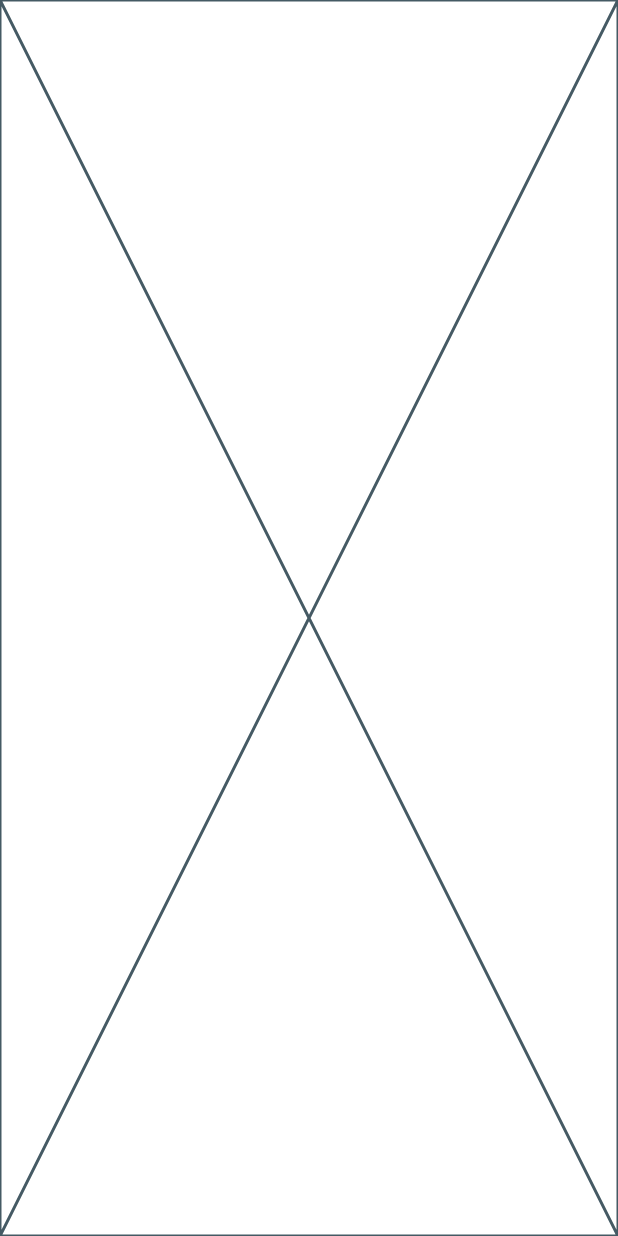
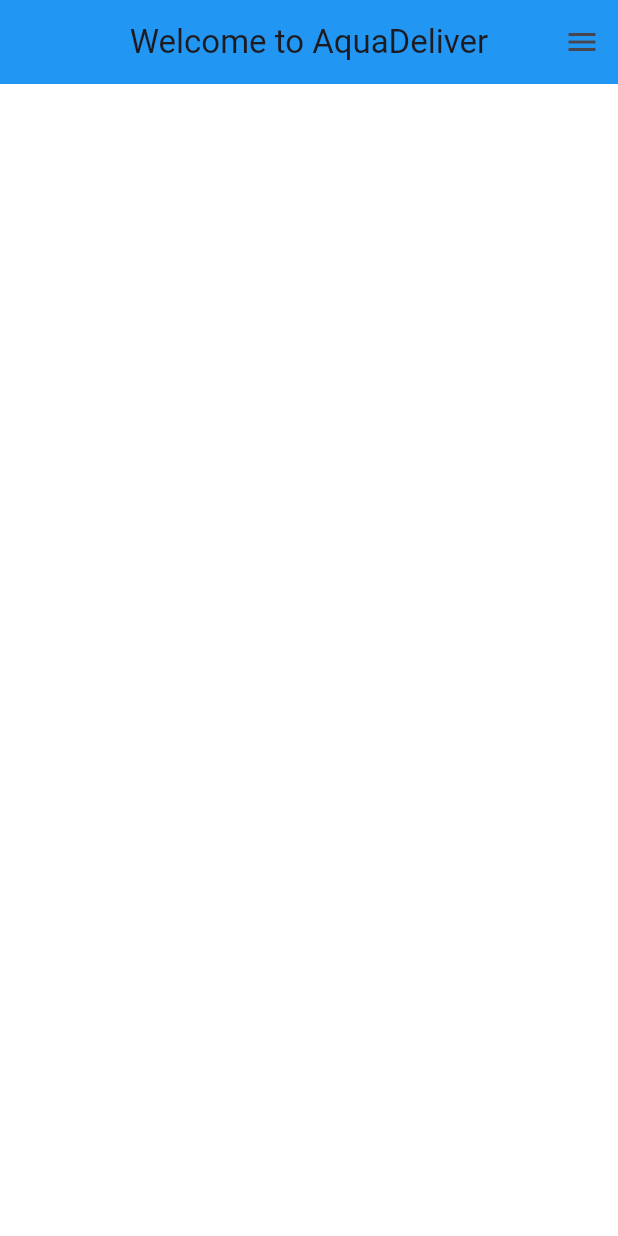
Before and after one commit to Marach8/Flutter_Project_Water_Services_App, a Flutter app: the screen it shows after launch, on a phone screen of 412 x 824 dp. Run offline on Flutter 3.47's test engine with Material 3 defaults, Android fonts, the light colour scheme and no system bars.

Commit message:
Started working on the application

```diff
--- a/aqua_deliver/lib/main.dart
+++ b/aqua_deliver/lib/main.dart
@@ -1,14 +1,21 @@
+import 'package:aqua_deliver/main_view.dart';
 import 'package:flutter/material.dart';
 
-void main() {
-  runApp(const MyApp());
-}
+void main() => runApp(const MyApp());
 
 class MyApp extends StatelessWidget {
   const MyApp({super.key});
 
   @override
   Widget build(BuildContext context) {
-    return const Placeholder();
+    return MaterialApp(
+      debugShowCheckedModeBanner: false,
+      theme: ThemeData(
+        appBarTheme: const AppBarTheme(
+          backgroundColor: Colors.blue
+        )
+      ),
+      home: const MainView()
+    );
   }
 }
--- /dev/null
+++ b/aqua_deliver/lib/main_view.dart
@@ -0,0 +1,21 @@
+import 'package:flutter/material.dart';
+
+class MainView extends StatelessWidget {
+  const MainView({super.key});
+
+  @override
+  Widget build(BuildContext context) {
+    return Scaffold(
+      appBar: AppBar(
+        centerTitle: true,
+        title: const Text('Welcome to AquaDeliver'),
+      ),
+      body: Container(
+        color: Colors.white
+      ),
+      endDrawer: const Drawer(
+        backgroundColor: Colors.black87,
+      ),
+    );
+  }
+}
```
Also changed, not shown: aqua_deliver/lib/bloc/appbloc.dart (added), aqua_deliver/lib/bloc/appevent.dart (added), aqua_deliver/lib/bloc/appstate.dart (added).
